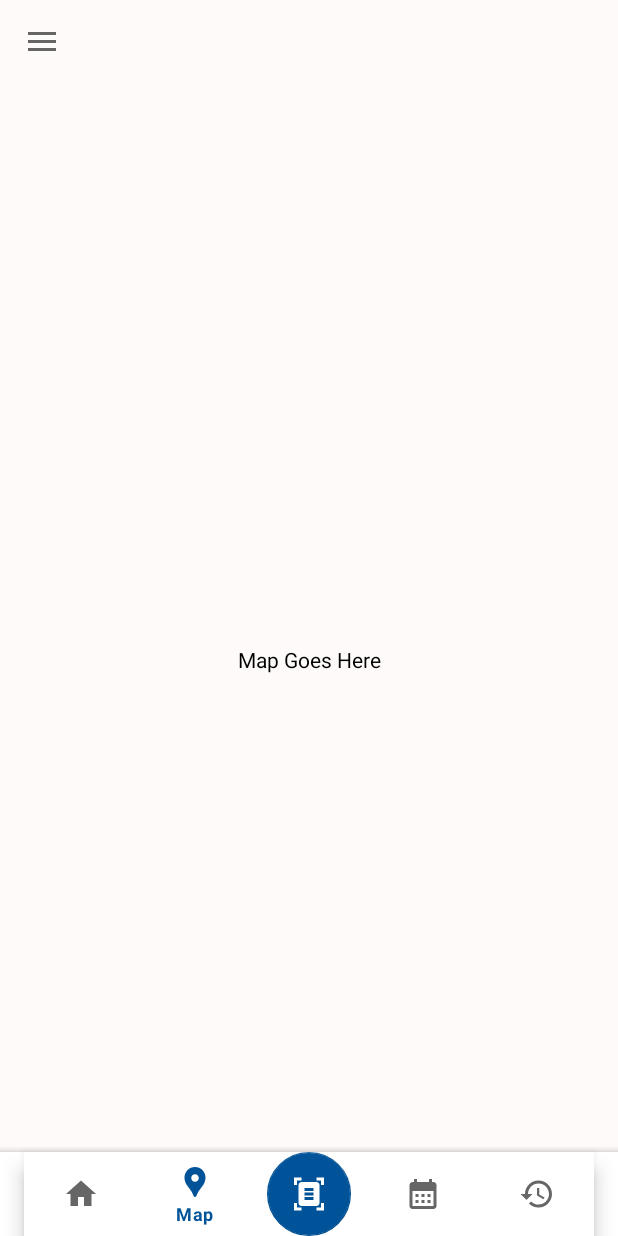
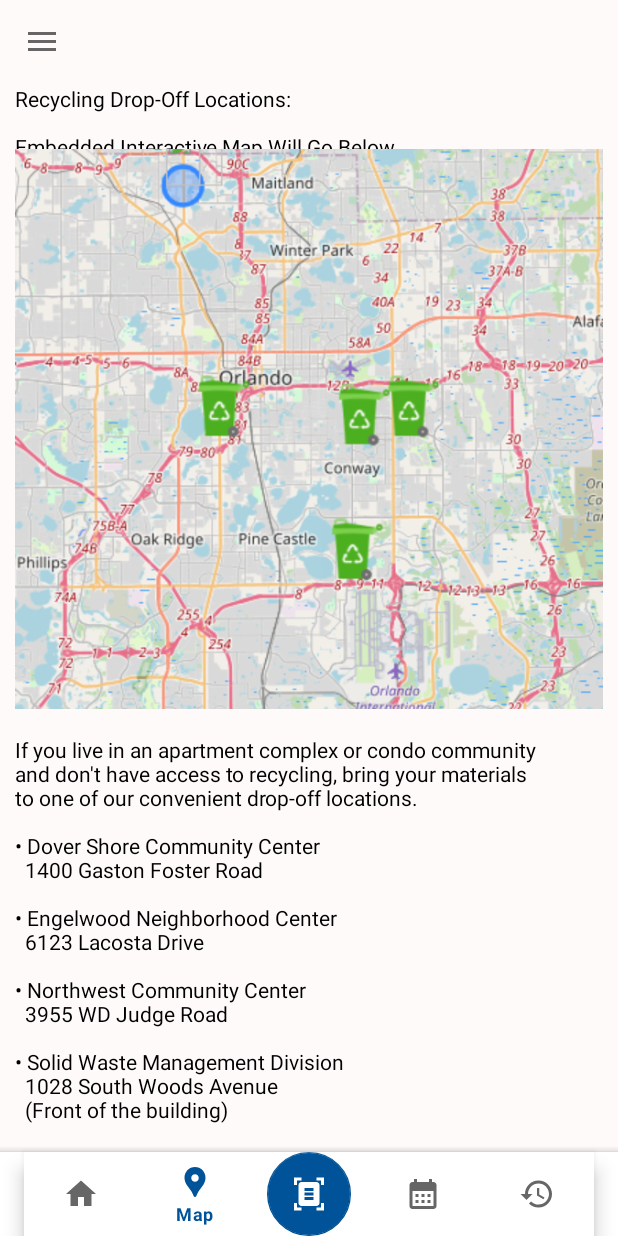
Before and after one commit to Wiscarlens/Green-Works-Orlando, an Android app: the screen it shows after launch (MainActivity), item 2 of the bottom bar chosen, on a phone screen of 412 x 824 dp. Run offline under Robolectric (Android 15) with nearby library versions, the phone set to English and light mode, and no system bars.

Commit message:
maps update

```diff
--- a/app/src/main/res/layout/fragment_map.xml
+++ b/app/src/main/res/layout/fragment_map.xml
@@ -1,15 +1,52 @@
 <?xml version="1.0" encoding="utf-8"?>
-<FrameLayout xmlns:android="http://schemas.android.com/apk/res/android"
+<LinearLayout xmlns:android="http://schemas.android.com/apk/res/android"
     xmlns:tools="http://schemas.android.com/tools"
     android:layout_width="match_parent"
     android:layout_height="match_parent"
+    android:orientation="vertical"
     tools:context=".MapFragment">
 
-    <!-- TODO: Update blank fragment layout -->
+    <!-- Title -->
     <TextView
         android:layout_width="match_parent"
-        android:layout_height="match_parent"
-        android:text="Map Goes Here"
-        android:gravity="center"/>
+        android:layout_height="wrap_content"
+        android:text="Recycling Drop-Off Locations:\n\nEmbedded Interactive Map Will Go Below"
+        android:gravity="start"
+        android:layout_weight="1"
+        android:layout_marginLeft="10dp" />
 
-</FrameLayout>
+
+    <!-- Map Goes Here -->
+    <ImageView
+        android:id="@+id/imageView"
+        android:layout_width="wrap_content"
+        android:layout_height="wrap_content"
+        android:src="@drawable/orlando_map_1"
+        android:layout_marginTop="-100dp"
+        android:layout_marginLeft="10dp"
+        android:layout_marginRight="10dp"
+        />
+
+    <!-- Recycling Drop-Off Locations -->
+    <TextView
+        android:layout_width="wrap_content"
+        android:layout_height="wrap_content"
+        android:text="
+        If you live in an apartment complex or condo community\n
+        and don't have access to recycling, bring your materials\n
+        to one of our convenient drop-off locations.\n\n
+        • Dover Shore Community Center\n
+          1400 Gaston Foster Road\n\n
+        • Engelwood Neighborhood Center\n
+          6123 Lacosta Drive\n\n
+        • Northwest Community Center\n
+          3955 WD Judge Road\n\n
+        • Solid Waste Management Division\n
+          1028 South Woods Avenue\n
+          (Front of the building)"
+        android:gravity="start"
+        android:layout_weight="1"
+        android:layout_marginLeft="-20dp"
+        />
+
+</LinearLayout>
```
Also changed, not shown: app/src/main/res/drawable/orlando_map_1.PNG (added), app/src/main/res/drawable/recycle.png (added).
